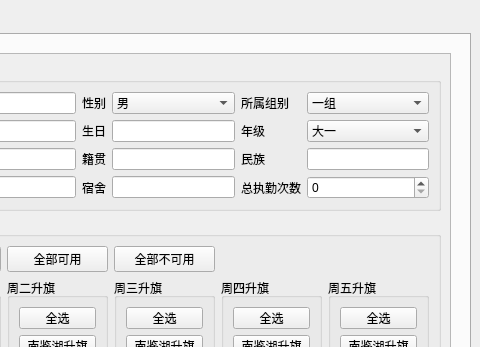
FY-ming/WHUT-workSystem-window-version, file systemwindow.ui: the form before one commit; both pictures show x 370 to 850 and y 0 to 347 of the 850 by 570 pixel window.
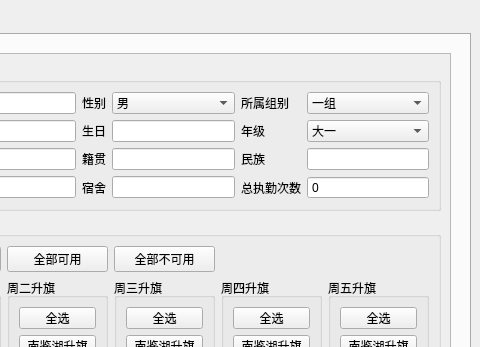
The form after the commit. Icons and pictures are not drawn.

Commit message: 修正：队员管理中现在不再能修改队员执勤次数，确保执勤次数的准确

Patch:
```diff
--- a/systemwindow.ui
+++ b/systemwindow.ui
@@ -990,6 +990,15 @@
                       </item>
                       <item row="3" column="11">
                        <widget class="QSpinBox" name="total_times_spinBox">
+                        <property name="readOnly">
+                         <bool>true</bool>
+                        </property>
+                        <property name="buttonSymbols">
+                         <enum>QAbstractSpinBox::NoButtons</enum>
+                        </property>
+                        <property name="focusPolicy">
+                         <enum>Qt::NoFocus</enum>
+                        </property>
                         <property name="maximum">
                          <number>1000</number>
                         </property>
```
The commit also changes 1 other file.
